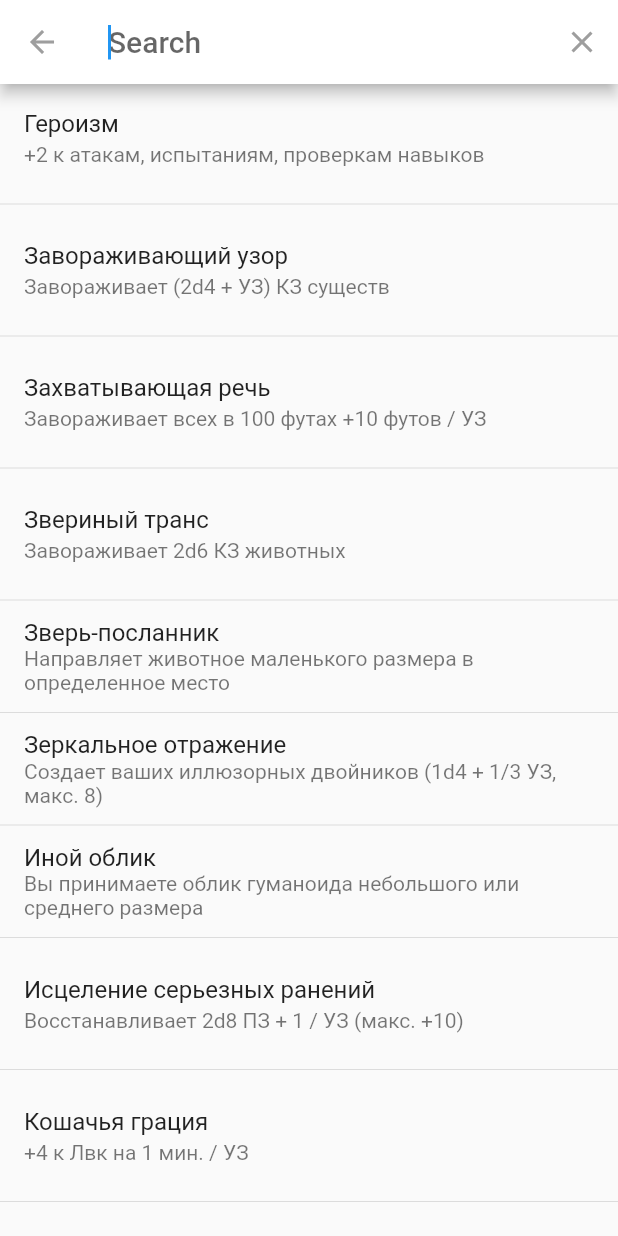
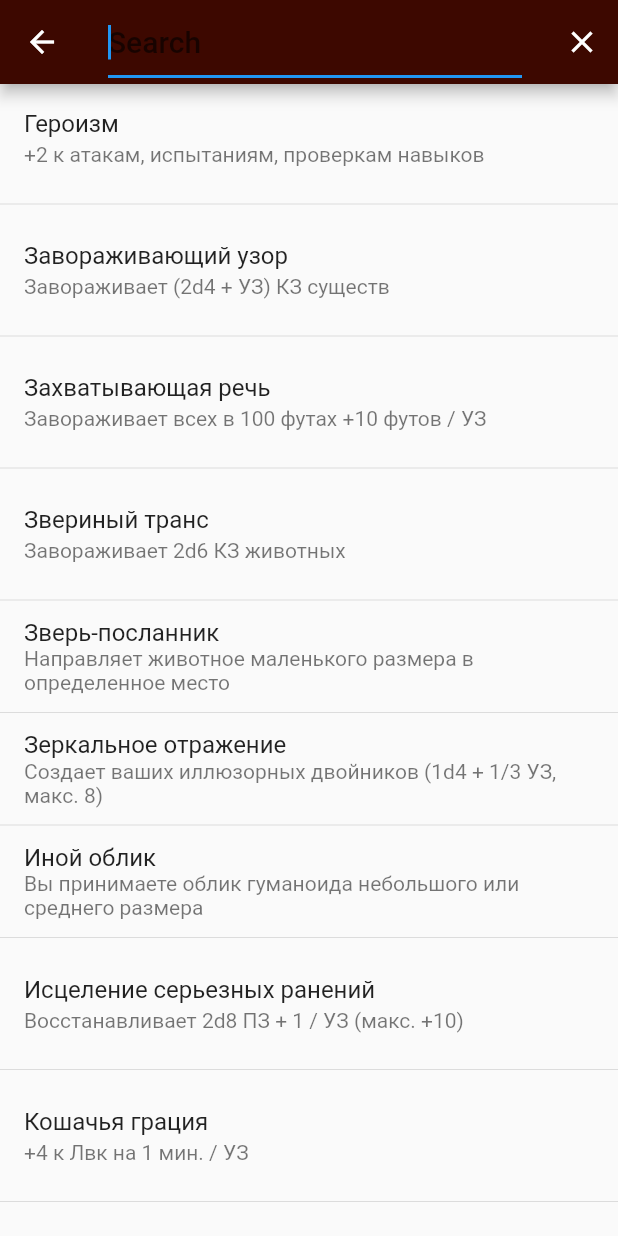
Before and after one commit to mishagordeev/pathspells, a Flutter app: the screen it shows after launch, after a tap on the "search" icon, on a phone screen of 412 x 824 dp. Run offline on Flutter 3.47's test engine with Material 2 defaults, Android fonts, the phone set to English and light mode, and no system bars.

Commit message:
- add: search appbar theme; - add: search with case insensitivity

```diff
--- a/lib/main.dart
+++ b/lib/main.dart
@@ -79,6 +79,17 @@ class SpellSearch extends SearchDelegate {
   }
 
   @override
+  ThemeData appBarTheme(BuildContext context) {
+    final ThemeData theme = Theme.of(context);
+    // TODO: implement appBarTheme
+    return theme.copyWith(
+      primaryColor: Color(0xFF3d0800),
+      primaryColorBrightness: Brightness.light,
+      primaryTextTheme: theme.textTheme,
+    );
+  }
+
+  @override
   Widget buildLeading(BuildContext context) {
     return IconButton(
       icon: Icon(Icons.arrow_back),
@@ -97,7 +108,7 @@ class SpellSearch extends SearchDelegate {
   Widget buildSuggestions(BuildContext context) {
     _searchSuggestions = [];
     for (int i = 0; i < spells.length; i++) {
-      if (spells[i].name.contains(query)) {
+      if (spells[i].name.toLowerCase().contains(query.toLowerCase())) {
         _searchSuggestions.add(spells[i]);
       }
     }
```
